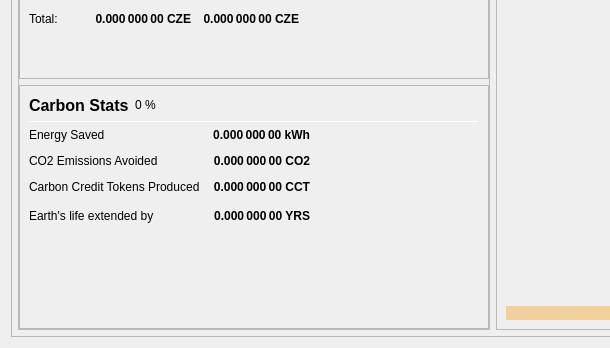
First picture: the form in src/qt/forms/overviewpage.ui, repository Carbon-Zero/CarbonZero, before the edit; both pictures show x 0 to 610 and y 493 to 841 of the 978 by 841 pixel window.
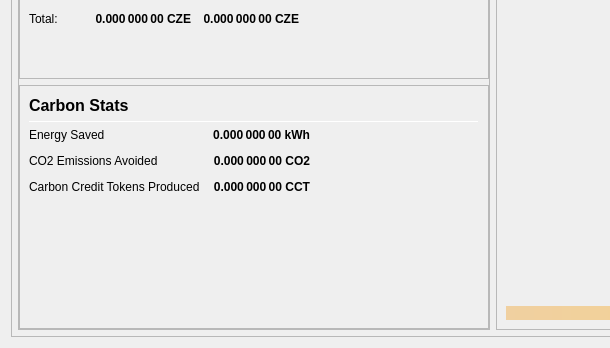
Second picture: the form after the edit.

```diff
--- a/src/qt/forms/overviewpage.ui
+++ b/src/qt/forms/overviewpage.ui
@@ -841,7 +841,7 @@
                     </property>
                     <layout class="QVBoxLayout" name="verticalLayout_7">
                      <item>
-                      <layout class="QHBoxLayout" name="horizontalLayout_8" stretch="0,0,0">
+                      <layout class="QHBoxLayout" name="horizontalLayout_8" stretch="0,0">
                        <item>
                         <widget class="QLabel" name="label_5z_3">
                          <property name="minimumSize">
@@ -862,13 +862,6 @@
                          </property>
                         </widget>
                        </item>
-                       <item>
-                        <widget class="QLabel" name="labelzcarbonPercent">
-                         <property name="text">
-                          <string notr="true">0 %</string>
-                         </property>
-                        </widget>
-                       </item>
                        <item>
                         <spacer name="horizontalSpacer_11">
                          <property name="orientation">
@@ -1007,7 +1000,7 @@
                           <string>Your current zcarbon balance, unconfirmed and immature zcarbon included.</string>
                          </property>
                          <property name="text">
-                          <string>Earth's life extended by</string>
+                          <string/>
                          </property>
                         </widget>
                        </item>
@@ -1026,7 +1019,7 @@
                           <string>Your current zcarbon balance, unconfirmed and immature zcarbon included.</string>
                          </property>
                          <property name="text">
-                          <string notr="true">0.000 000 00 YRS</string>
+                          <string notr="true"/>
                          </property>
                          <property name="alignment">
                           <set>Qt::AlignRight|Qt::AlignTrailing|Qt::AlignVCenter</set>
```
